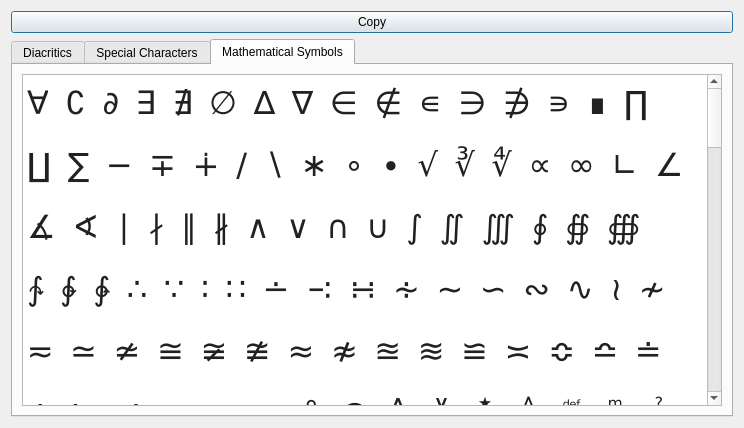
Above: FrameWorkCode/Symbols.ui from UDAAN-LEAP/leap-pe-tool before the change. Below: the same form after it.
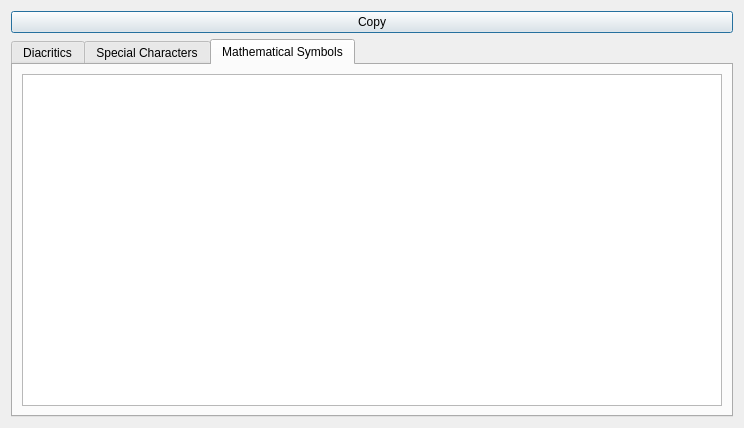
That is the form after the change.

Commit message: fixed character encoding problem with symbol table

```diff
--- a/FrameWorkCode/Symbols.ui
+++ b/FrameWorkCode/Symbols.ui
@@ -181,6 +181,7 @@
           <font>
            <family>Shobhika</family>
            <pointsize>16</pointsize>
+           <kerning>false</kerning>
           </font>
          </property>
          <property name="readOnly">
@@ -191,30 +192,13 @@
 &lt;html&gt;&lt;head&gt;&lt;meta name=&quot;qrichtext&quot; content=&quot;1&quot; /&gt;&lt;style type=&quot;text/css&quot;&gt;
 p, li { white-space: pre-wrap; }
 &lt;/style&gt;&lt;/head&gt;&lt;body style=&quot; font-family:'Shobhika'; font-size:16pt; font-weight:400; font-style:normal;&quot;&gt;
-&lt;p style=&quot; margin-top:0px; margin-bottom:0px; margin-left:0px; margin-right:0px; -qt-block-indent:0; text-indent:0px; line-height:138%;&quot;&gt;&lt;a name=&quot;docs-internal-guid-da2b489d-7fff-3a9f-1ab2-7e8e61a9c3d8&quot;&gt;&lt;/a&gt;&lt;span style=&quot; font-family:'Arial'; font-size:24pt; color:#202122; background-color:#ffffff;&quot;&gt;∀&lt;/span&gt;&lt;span style=&quot; font-family:'Arial'; font-size:24pt; color:#202122; background-color:#ffffff;&quot;&gt;  ∁  ∂  ∃  ∄  ∅  ∆  ∇  ∈  ∉  ∊  ∋  ∌  ∍  ∎  ∏&lt;/span&gt;&lt;/p&gt;
-&lt;p style=&quot; margin-top:0px; margin-bottom:0px; margin-left:0px; margin-right:0px; -qt-block-indent:0; text-indent:0px; line-height:138%;&quot;&gt;&lt;span style=&quot; font-family:'Arial'; font-size:24pt; color:#202122; background-color:#ffffff;&quot;&gt;∐  ∑  −  ∓  ∔  ∕  ∖  ∗  ∘  ∙  √  ∛  ∜  ∝  ∞  ∟  ∠  &lt;/span&gt;&lt;/p&gt;
-&lt;p style=&quot; margin-top:0px; margin-bottom:0px; margin-left:0px; margin-right:0px; -qt-block-indent:0; text-indent:0px; line-height:138%;&quot;&gt;&lt;span style=&quot; font-family:'Arial'; font-size:24pt; color:#202122; background-color:#ffffff;&quot;&gt;∡  ∢  ∣  ∤  ∥  ∦  ∧  ∨  ∩  ∪  ∫  ∬  ∭  ∮  ∯  ∰  &lt;/span&gt;&lt;/p&gt;
-&lt;p style=&quot; margin-top:0px; margin-bottom:0px; margin-left:0px; margin-right:0px; -qt-block-indent:0; text-indent:0px; line-height:138%;&quot;&gt;&lt;span style=&quot; font-family:'Arial'; font-size:24pt; color:#202122; background-color:#ffffff;&quot;&gt;∱  ∲  ∳  ∴  ∵  ∶  ∷  ∸  ∹  ∺  ∻  ∼  ∽  ∾  ∿  ≀  ≁  &lt;/span&gt;&lt;/p&gt;
-&lt;p style=&quot; margin-top:0px; margin-bottom:0px; margin-left:0px; margin-right:0px; -qt-block-indent:0; text-indent:0px; line-height:138%;&quot;&gt;&lt;span style=&quot; font-family:'Arial'; font-size:24pt; color:#202122; background-color:#ffffff;&quot;&gt;≂  ≃  ≄  ≅  ≆  ≇  ≈  ≉  ≊  ≋  ≌  ≍  ≎  ≏  ≐  &lt;/span&gt;&lt;/p&gt;
-&lt;p style=&quot; margin-top:0px; margin-bottom:0px; margin-left:0px; margin-right:0px; -qt-block-indent:0; text-indent:0px; line-height:138%;&quot;&gt;&lt;span style=&quot; font-family:'Arial'; font-size:24pt; color:#202122; background-color:#ffffff;&quot;&gt;≑  ≒  ≓  ≔  ≕  ≖  ≗  ≘  ≙  ≚  ≛  ≜  ≝  ≞  ≟  &lt;/span&gt;&lt;/p&gt;
-&lt;p style=&quot; margin-top:0px; margin-bottom:0px; margin-left:0px; margin-right:0px; -qt-block-indent:0; text-indent:0px; line-height:138%;&quot;&gt;&lt;span style=&quot; font-family:'Arial'; font-size:24pt; color:#202122; background-color:#ffffff;&quot;&gt;≠  ≡  ≢  ≣  ≤  ≥  ≦  ≧  ≨  ≩  ≪  ≫  ≬  ≭  ≮  ≯  &lt;/span&gt;&lt;/p&gt;
-&lt;p style=&quot; margin-top:0px; margin-bottom:0px; margin-left:0px; margin-right:0px; -qt-block-indent:0; text-indent:0px; line-height:138%;&quot;&gt;&lt;span style=&quot; font-family:'Arial'; font-size:24pt; color:#202122; background-color:#ffffff;&quot;&gt;≰  ≱  ≲  ≳  ≴  ≵  ≶  ≷  ≸  ≹  ⊂  ⊃  ⊄  ⊅  ⊆  ⊇  &lt;/span&gt;&lt;/p&gt;
-&lt;p style=&quot; margin-top:0px; margin-bottom:0px; margin-left:0px; margin-right:0px; -qt-block-indent:0; text-indent:0px; line-height:138%;&quot;&gt;&lt;span style=&quot; font-family:'Arial'; font-size:24pt; color:#202122; background-color:#ffffff;&quot;&gt;⊈  ⊉  ⊊  ⊋  ⊌  ⊍  ⊎  ⊏  ⊐  ⊑  ⊒  ⊓  ⊔  ⊕  ⊖  ⊗  &lt;/span&gt;&lt;/p&gt;
-&lt;p style=&quot; margin-top:0px; margin-bottom:0px; margin-left:0px; margin-right:0px; -qt-block-indent:0; text-indent:0px; line-height:138%;&quot;&gt;&lt;span style=&quot; font-family:'Arial'; font-size:24pt; color:#202122; background-color:#ffffff;&quot;&gt;⊘  ⊙  ⊢  ⊣  ⊤  ⊥  ⊦  ⊧  ⊨  ⊩  ⊪  ⊫  ⊬  ⊭  ⊮  ⊯  &lt;/span&gt;&lt;/p&gt;
-&lt;p style=&quot; margin-top:0px; margin-bottom:0px; margin-left:0px; margin-right:0px; -qt-block-indent:0; text-indent:0px; line-height:138%;&quot;&gt;&lt;span style=&quot; font-family:'Arial'; font-size:24pt; color:#202122; background-color:#ffffff;&quot;&gt;⊻  ⊼  ⊽  ⊾  ⊿  ⋀  ⋁  ⋂  ⋃  ⋄  ⋅  ⋆  ⋇  ⋈  ⋉  ⋊  &lt;/span&gt;&lt;/p&gt;
-&lt;p style=&quot; margin-top:0px; margin-bottom:0px; margin-left:0px; margin-right:0px; -qt-block-indent:0; text-indent:0px; line-height:138%;&quot;&gt;&lt;span style=&quot; font-family:'Arial'; font-size:24pt; color:#202122; background-color:#ffffff;&quot;&gt;⋋  ⋌  ⋍  ⋎  ⋏  ⋐  ⋑  ⋒  ⋓  ⋔  ⋕  ⋖  ⋗  ⋘  ⋙  &lt;/span&gt;&lt;/p&gt;
-&lt;p style=&quot; margin-top:0px; margin-bottom:0px; margin-left:0px; margin-right:0px; -qt-block-indent:0; text-indent:0px; line-height:138%;&quot;&gt;&lt;span style=&quot; font-family:'Arial'; font-size:24pt; color:#202122; background-color:#ffffff;&quot;&gt;⋚  ⋛  ⋜  ⋝  ⋞  ⋟  ⋮  ⋯  ⋰  ⋱  ⋵  ⋶  ⋷  ⋸  ⋹  &lt;/span&gt;&lt;/p&gt;
-&lt;p style=&quot; margin-top:0px; margin-bottom:0px; margin-left:0px; margin-right:0px; -qt-block-indent:0; text-indent:0px; line-height:138%;&quot;&gt;&lt;span style=&quot; font-family:'Arial'; font-size:24pt; color:#202122; background-color:#ffffff;&quot;&gt;⋺  ⋻  ⋼  ⋽  ⋾  ⋿&lt;/span&gt;&lt;/p&gt;
-&lt;p style=&quot;-qt-paragraph-type:empty; margin-top:0px; margin-bottom:0px; margin-left:0px; margin-right:0px; -qt-block-indent:0; text-indent:0px; line-height:138%; font-family:'Arial'; font-size:24pt; color:#202122;&quot;&gt;&lt;br /&gt;&lt;/p&gt;
-&lt;p style=&quot; margin-top:0px; margin-bottom:0px; margin-left:0px; margin-right:0px; -qt-block-indent:0; text-indent:0px; line-height:138%;&quot;&gt;&lt;span style=&quot; font-family:'Arial'; font-size:24pt; color:#000000; background-color:transparent;&quot;&gt;⥢  ⥣  ⥤  ⥥  ⥦  ⥧  ⥨  ⥩  ⥪  ⥫  ⥬  ⥭  ⥮  ⥯&lt;/span&gt;&lt;/p&gt;
-&lt;p style=&quot;-qt-paragraph-type:empty; margin-top:0px; margin-bottom:0px; margin-left:0px; margin-right:0px; -qt-block-indent:0; text-indent:0px; line-height:138%; font-family:'Arial'; font-size:24pt; color:#202122;&quot;&gt;&lt;br /&gt;&lt;/p&gt;
-&lt;p style=&quot; margin-top:0px; margin-bottom:0px; margin-left:0px; margin-right:0px; -qt-block-indent:0; text-indent:0px; line-height:138%;&quot;&gt;&lt;span style=&quot; font-family:'Arial'; font-size:24pt; color:#000000; background-color:transparent;&quot;&gt;𝛣  𝛤  𝛥  𝛦  𝛧  𝛨  𝛩  𝛪  𝛫  𝛬  𝛭  𝛮  𝛯  𝛰  𝛱  𝛲  𝛳  𝛴  &lt;/span&gt;&lt;/p&gt;
-&lt;p style=&quot; margin-top:0px; margin-bottom:0px; margin-left:0px; margin-right:0px; -qt-block-indent:0; text-indent:0px; line-height:138%;&quot;&gt;&lt;span style=&quot; font-family:'Arial'; font-size:24pt; color:#000000; background-color:transparent;&quot;&gt;𝛵  𝛶  𝛷  𝛸  𝛹  𝛺  𝛻  𝛼  𝛽  𝛾  𝛿  𝜀  𝜁  𝜂  𝜃  𝜄  𝜅  𝜆  𝜇  𝜈  &lt;/span&gt;&lt;/p&gt;
-&lt;p style=&quot; margin-top:0px; margin-bottom:0px; margin-left:0px; margin-right:0px; -qt-block-indent:0; text-indent:0px; line-height:138%;&quot;&gt;&lt;span style=&quot; font-family:'Arial'; font-size:24pt; color:#000000; background-color:transparent;&quot;&gt;𝜉  𝜊  𝜋  𝜌  𝜍  𝜎  𝜏  𝜐  𝜑  𝜒  𝜓  𝜔  𝜕  𝜖  𝜗  𝜘  𝜙  𝜚  𝜛  &lt;/span&gt;&lt;/p&gt;
-&lt;p style=&quot; margin-top:0px; margin-bottom:0px; margin-left:0px; margin-right:0px; -qt-block-indent:0; text-indent:0px; line-height:138%;&quot;&gt;&lt;a name=&quot;docs-internal-guid-c92af4c9-7fff-bba2-a4a0-51e856a97003&quot;&gt;&lt;/a&gt;&lt;span style=&quot; font-family:'Arial'; font-size:24pt; color:#000000; background-color:transparent;&quot;&gt;℉&lt;/span&gt;&lt;span style=&quot; font-family:'Arial'; font-size:24pt; color:#000000; background-color:transparent;&quot;&gt; ℃	&lt;/span&gt;&lt;/p&gt;
-&lt;p style=&quot; margin-top:0px; margin-bottom:0px; margin-left:0px; margin-right:0px; -qt-block-indent:0; text-indent:0px;&quot;&gt;&lt;span style=&quot; font-family:'Ubuntu'; font-size:20pt;&quot;&gt;&lt;br /&gt;&lt;/span&gt;&lt;/p&gt;
-&lt;p style=&quot;-qt-paragraph-type:empty; margin-top:0px; margin-bottom:0px; margin-left:0px; margin-right:0px; -qt-block-indent:0; text-indent:0px; line-height:138%; font-family:'Arial'; font-size:24pt; color:#202122;&quot;&gt;&lt;br /&gt;&lt;/p&gt;
-&lt;p style=&quot; margin-top:0px; margin-bottom:0px; margin-left:0px; margin-right:0px; -qt-block-indent:0; text-indent:0px;&quot;&gt;&lt;span style=&quot; font-family:'Ubuntu'; font-size:20pt;&quot;&gt;&lt;br /&gt;&lt;/span&gt;&lt;/p&gt;&lt;/body&gt;&lt;/html&gt;</string>
+&lt;p style=&quot;-qt-paragraph-type:empty; margin-top:12px; margin-bottom:12px; margin-left:0px; margin-right:0px; -qt-block-indent:0; text-indent:0px;&quot;&gt;&lt;br /&gt;&lt;/p&gt;&lt;/body&gt;&lt;/html&gt;</string>
+         </property>
+         <property name="acceptRichText">
+          <bool>false</bool>
+         </property>
+         <property name="textInteractionFlags">
+          <set>Qt::TextSelectableByMouse</set>
          </property>
         </widget>
        </item>
```
The commit also changes 1 other file.
